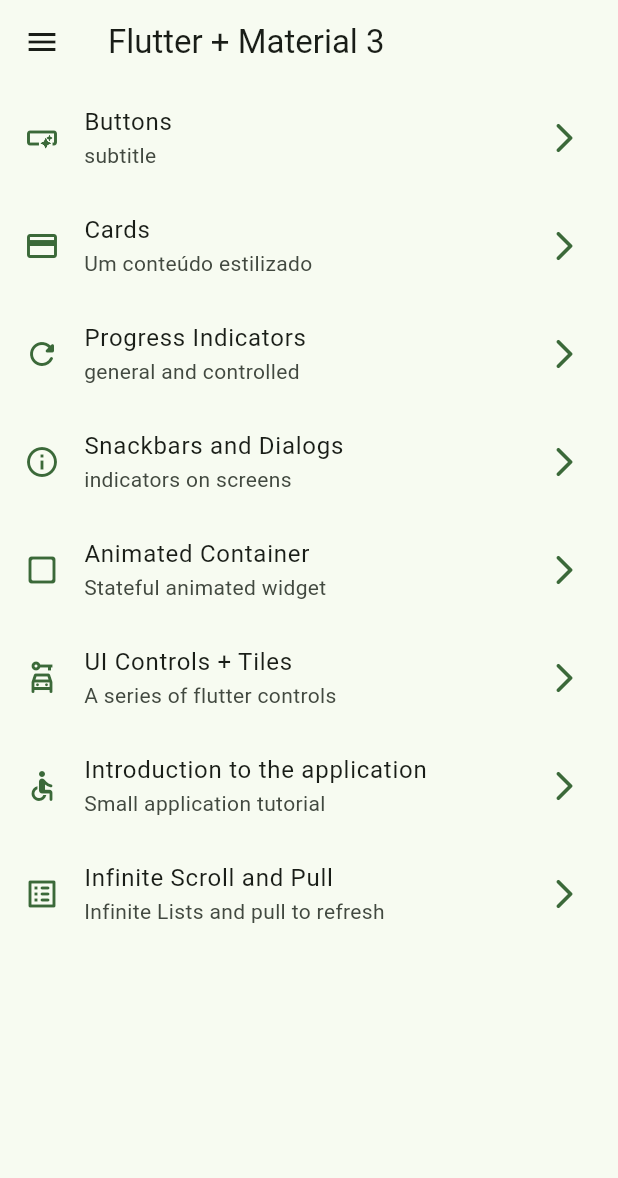
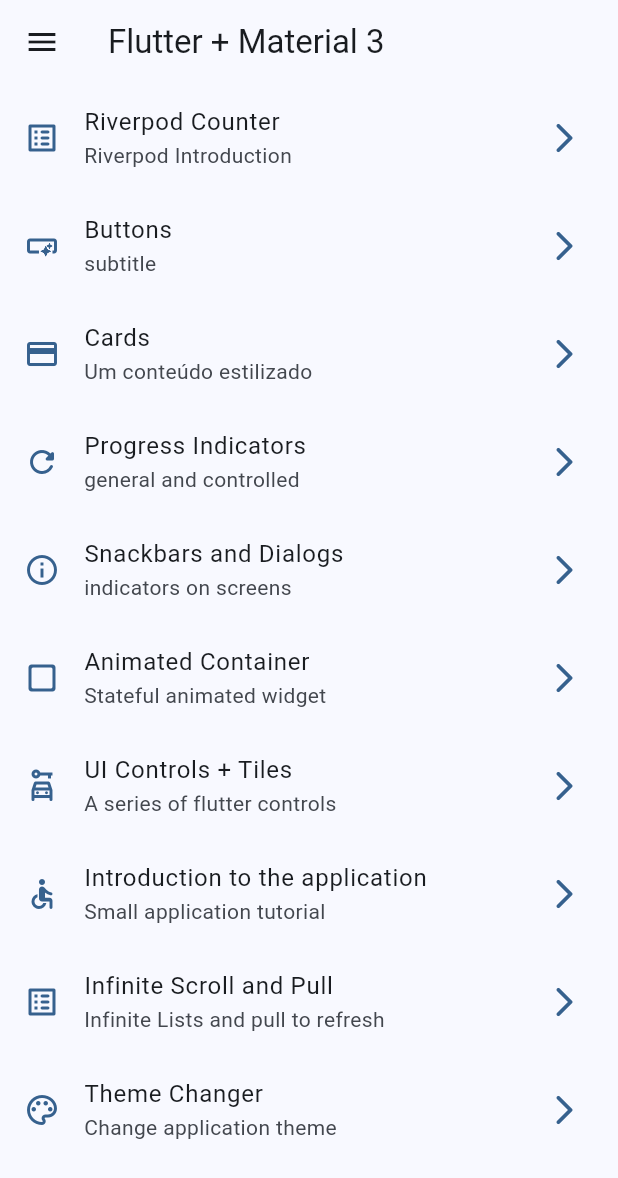
Before and after one commit to Fabricio-Guima/widgets_flutter_app, a Flutter app: the screen it shows after launch, on a phone screen of 412 x 824 dp. Shown: the top 1178 px of the screen. Run offline on Flutter 3.47's test engine with Material 3 defaults, Android fonts, the phone set to English and light mode, and no system bars; our stand-ins replace animate_do, flutter_riverpod, go_router.

Commit message:
app theme color and darkmode with riverpod

```diff
--- a/lib/config/menu/menu_items.dart
+++ b/lib/config/menu/menu_items.dart
@@ -16,6 +16,13 @@ class MenuItem {
 }
 
 const appMenuItems = <MenuItem>[
+
+  MenuItem(
+      title: 'Riverpod Counter',
+      subTitle: 'Riverpod Introduction',
+      link: '/counter',
+      icon: Icons.list_alt_rounded),
+
   MenuItem(
     title: 'Buttons',
     subTitle: 'subtitle',
@@ -64,4 +71,12 @@ const appMenuItems = <MenuItem>[
       subTitle: 'Infinite Lists and pull to refresh',
       link: '/infinite',
       icon: Icons.list_alt_rounded),
+
+  MenuItem(
+      title: 'Theme Changer',
+      subTitle: 'Change application theme',
+      link: '/theme-changer',
+      icon: Icons.color_lens_outlined),
+
+
 ];
--- a/lib/config/router/app_router.dart
+++ b/lib/config/router/app_router.dart
@@ -1,5 +1,7 @@
 import 'package:go_router/go_router.dart';
+import 'package:widgets_flutter_app/presentation/screens/counter/counter_screen.dart';
 import 'package:widgets_flutter_app/presentation/screens/screens.dart';
+import 'package:widgets_flutter_app/presentation/screens/theme_changer/theme_changer_screen.dart';
 
 
 // GoRouter configuration
@@ -59,5 +61,17 @@ final appRouter = GoRouter(
       path: '/infinite',
       builder: (context, state) => const InfinityScrollScreen(),
     ),
+
+    GoRoute(
+      name: CounterScreen.name,
+      path: '/counter',
+      builder: (context, state) => const CounterScreen(),
+    ),
+
+    GoRoute(
+      name: ThemeChangerScreen.name,
+      path: '/theme-changer',
+      builder: (context, state) => const ThemeChangerScreen(),
+    ),
   ],
 );
--- a/lib/config/theme/app_theme.dart
+++ b/lib/config/theme/app_theme.dart
@@ -14,8 +14,12 @@ const colorList = <Color>[
 
 class AppTheme {
   final int selectedColor;
+  final bool isDarkMode;
 
-  AppTheme({ this.selectedColor = 0}): assert(
+  AppTheme({
+    this.isDarkMode = false,
+    this.selectedColor = 0
+    }): assert(
     selectedColor >= 0, 'Selected color must be greater than 0'
   ),
    assert(
@@ -24,6 +28,7 @@ class AppTheme {
 
   ThemeData getTheme() => ThemeData(
     useMaterial3: true,
+    brightness: isDarkMode ? Brightness.dark : Brightness.light,
     colorSchemeSeed: colorList[selectedColor],
     appBarTheme: const AppBarTheme(
       centerTitle: false
--- a/lib/main.dart
+++ b/lib/main.dart
@@ -1,21 +1,30 @@
 import 'package:flutter/material.dart';
+import 'package:flutter_riverpod/flutter_riverpod.dart';
 import 'package:widgets_flutter_app/config/router/app_router.dart';
+import 'package:widgets_flutter_app/presentation/providers/theme_provider.dart';
 import 'config/theme/app_theme.dart';
 
 void main() {
-  runApp(const MainApp());
+  runApp(
+    const ProviderScope(
+      child: MainApp()
+      )
+    );
 }
 
-class MainApp extends StatelessWidget {
+class MainApp extends ConsumerWidget {
   const MainApp({super.key});
 
   @override
-  Widget build(BuildContext context) {
+  Widget build(BuildContext context, WidgetRef ref) {
+    final isDarkMode = ref.watch(isDarkModeProvider);
+    final selectedColor = ref.watch(selectedColorProvider);
+
     return  MaterialApp.router(
       title: 'Flutter Widgets',
       routerConfig: appRouter,
       debugShowCheckedModeBanner: false,
-      theme: AppTheme(selectedColor: 2).getTheme(),
+      theme: AppTheme(selectedColor: selectedColor, isDarkMode: isDarkMode).getTheme(),
     );
   }
 }
--- /dev/null
+++ b/lib/presentation/providers/counter_provider.dart
@@ -0,0 +1,3 @@
+import 'package:flutter_riverpod/flutter_riverpod.dart';
+
+final counterProvider = StateProvider((ref) => 5);
--- /dev/null
+++ b/lib/presentation/providers/theme_provider.dart
@@ -0,0 +1,8 @@
+import 'package:flutter_riverpod/flutter_riverpod.dart';
+import 'package:widgets_flutter_app/config/theme/app_theme.dart';
+
+final isDarkModeProvider = StateProvider((ref) => false);
+
+final colorListProvider = Provider((ref) => colorList);
+
+final selectedColorProvider = StateProvider((ref) => 0);
--- a/lib/presentation/screens/screens.dart
+++ b/lib/presentation/screens/screens.dart
@@ -1,9 +1,12 @@
+
 export 'package:widgets_flutter_app/presentation/screens/animated/animated_screen.dart';
 export 'package:widgets_flutter_app/presentation/screens/app_tutorial/app_tutorial_screen.dart';
 export 'package:widgets_flutter_app/presentation/screens/buttons/buttons_screen.dart';
 export 'package:widgets_flutter_app/presentation/screens/cards/cards_screen.dart';
+export 'package:widgets_flutter_app/presentation/screens/counter/counter_screen.dart';
 export 'package:widgets_flutter_app/presentation/screens/home/home_screen.dart';
 export 'package:widgets_flutter_app/presentation/screens/infinity_scroll/infinity_scroll_screen.dart';
 export 'package:widgets_flutter_app/presentation/screens/progress/progress_screen.dart';
 export 'package:widgets_flutter_app/presentation/screens/snackbar/snackbar_screen.dart';
+export 'package:widgets_flutter_app/presentation/screens/theme_changer/theme_changer_screen.dart';
 export 'package:widgets_flutter_app/presentation/screens/ui_controls/ui_controls_screen.dart';
--- a/pubspec.yaml
+++ b/pubspec.yaml
@@ -10,6 +10,7 @@ dependencies:
   animate_do: ^3.3.4
   flutter:
     sdk: flutter
+  flutter_riverpod: ^2.6.1
   go_router: ^14.6.0
 
 dev_dependencies:
```
Also changed, not shown: lib/presentation/screens/counter/counter_screen.dart (added, +41 -0 lines), lib/presentation/screens/theme_changer/theme_changer_screen.dart (added, +67 -0 lines), pubspec.lock.
